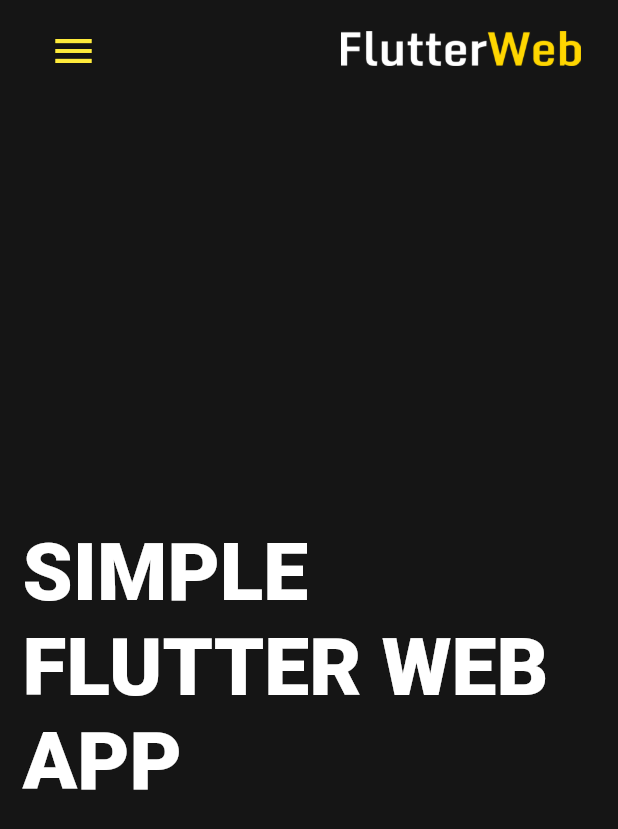
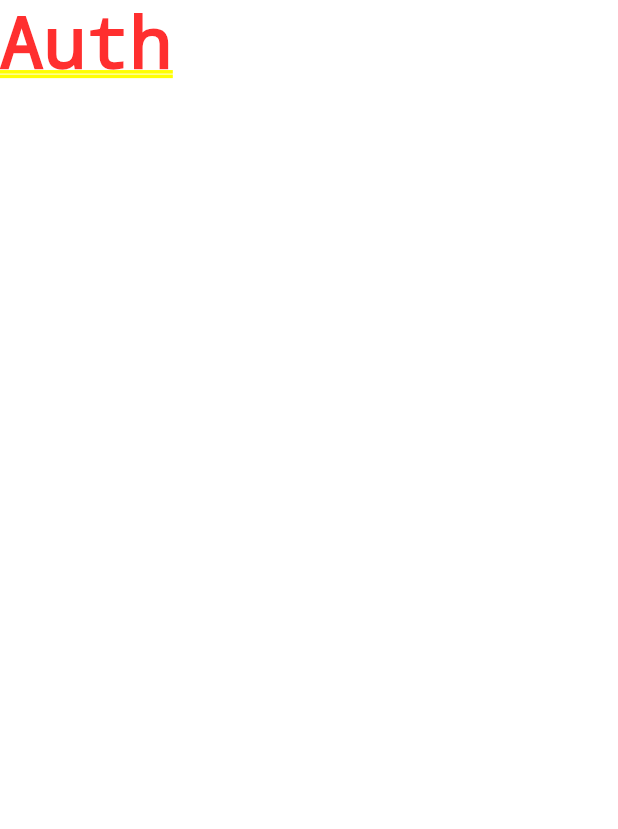
Before and after one commit to SessionStart/web-factory, a Flutter app: the screen it shows after launch, on a phone screen of 412 x 824 dp. Shown: the top 829 px of the screen. Run offline on Flutter 3.47's test engine with Material 2 defaults, Android fonts, the phone set to English and light mode, and no system bars.

Commit message:
Создал Launch Navigator виджет, который показывает текущее дерево виджетов
Отделяет основную часть приложения от остальной части

```diff
--- /dev/null
+++ b/lib/blocs/auth_bloc.dart
@@ -0,0 +1,7 @@
+import 'package:flutter/cupertino.dart';
+import 'package:flutter/foundation.dart';
+
+class AuthBloc extends ChangeNotifier {
+  TextEditingController loginController = TextEditingController();
+  TextEditingController passwordController = TextEditingController();
+}
--- /dev/null
+++ b/lib/blocs/launch_bloc.dart
@@ -0,0 +1,14 @@
+import 'package:flutter/material.dart';
+import 'package:flutter_firebase_site/utils/enums.dart';
+
+class LaunchBloc extends ChangeNotifier {
+  AuthStatus get authStatus => _getAuthStatus();
+
+  AuthStatus _getAuthStatus() {
+    return AuthStatus.Unauthorized;
+  }
+
+  LaunchPages get pagesTree => _getAuthStatus() == AuthStatus.Authorized
+      ? LaunchPages.Home
+      : LaunchPages.Auth;
+}
--- a/lib/main.dart
+++ b/lib/main.dart
@@ -1,15 +1,6 @@
 import 'package:flutter/material.dart';
-import 'package:flutter_firebase_site/widgets/custom/custom_drawer.dart';
-import 'package:provider/provider.dart';
-import 'package:flutter_firebase_site/screens/home.dart';
-import 'package:flutter_firebase_site/widgets/nav_bar.dart';
-
-import 'blocs/navigation_bloc.dart';
-import 'screens/about.dart';
-import 'screens/contacts.dart';
-import 'screens/prices.dart';
 import 'theme/theme.dart';
-import 'widgets/href_button.dart';
+import 'widgets/common/launch_navigator.dart';
 
 void main() {
   runApp(MyApp());
@@ -19,101 +10,10 @@ class MyApp extends StatelessWidget {
   @override
   Widget build(BuildContext context) {
     return MaterialApp(
-      title: 'Flutter Firebase Site',
+      title: 'Web Factory',
       debugShowCheckedModeBanner: false,
       theme: appTheme,
-      home: MultiProvider(providers: [
-        ChangeNotifierProvider<NavigationBloc>(create: (_) => NavigationBloc()),
-      ], builder: (ctx, w) => Home()),
+      home: LaunchNavigator(),
     );
   }
 }
-
-const _titles = [
-  'Home',
-  'About',
-  'Prices',
-  'Contacts',
-];
-
-class Home extends StatelessWidget {
-  Home({Key key}) : super(key: key);
-
-  Widget _buildScreen(
-    int index,
-    GlobalKey scaffoldKey,
-  ) {
-    switch (index) {
-      case 0:
-        return HomeScreen(scaffoldKey: scaffoldKey);
-        break;
-      case 1:
-        return About(scaffoldKey: scaffoldKey);
-        break;
-      case 2:
-        return Prices(scaffoldKey: scaffoldKey);
-        break;
-      default:
-        return Contacts(scaffoldKey: scaffoldKey);
-        break;
-    }
-  }
-
-  @override
-  Widget build(BuildContext context) {
-    final theme = Theme.of(context);
-    final navigationBloc = Provider.of<NavigationBloc>(context);
-    final GlobalKey<ScaffoldState> _scaffoldKey = GlobalKey();
-    return Scaffold(
-      key: _scaffoldKey,
-      body: LayoutBuilder(
-        builder: (BuildContext context, BoxConstraints viewportConstraints) {
-          return SingleChildScrollView(
-            child: ConstrainedBox(
-              constraints: BoxConstraints(
-                minHeight: viewportConstraints.maxHeight,
-              ),
-              child: IntrinsicHeight(
-                child: Column(
-                  children: <Widget>[
-                    NavBar(
-                      titles: _titles,
-                      scaffoldKey: _scaffoldKey,
-                      selectedIndex: navigationBloc.selectedIndex,
-                      onItemSelected: (int index) =>
-                          navigationBloc.selectedIndex = index,
-                      style: theme.textTheme.headline3,
-                      selectedStyle: theme.textTheme.headline3.copyWith(
-                        color: theme.accentColor,
-                        fontWeight: FontWeight.w600,
-                      ),
-                    ),
-                    Expanded(
-                      child: _buildScreen(
-                        navigationBloc.selectedIndex,
-                        _scaffoldKey,
-                      ),
-                    ),
-                  ],
-                ),
-              ),
-            ),
-          );
-        },
-      ),
-      drawer: CustomDrawer(
-        titles: _titles,
-        selectedIndex: navigationBloc.selectedIndex,
-        onItemSelected: (int index) => navigationBloc.selectedIndex = index,
-        style: theme.textTheme.headline3.copyWith(
-          color: Colors.black,
-          fontWeight: FontWeight.w400,
-        ),
-        selectedStyle: theme.textTheme.headline3.copyWith(
-          fontWeight: FontWeight.w500,
-        ),
-        selectedBackgroundColor: theme.backgroundColor,
-      ),
-    );
-  }
-}
--- /dev/null
+++ b/lib/screens/auth/auth.dart
@@ -0,0 +1,12 @@
+import 'package:flutter/material.dart';
+
+class AuthScreen extends StatelessWidget {
+  const AuthScreen({
+    Key key,
+  }) : super(key: key);
+
+  @override
+  Widget build(BuildContext context) {
+    return Text('Auth');
+  }
+}
--- /dev/null
+++ b/lib/screens/common/in_creation_screen.dart
@@ -0,0 +1,16 @@
+import 'package:flutter/material.dart';
+
+class InCreationScreen extends StatelessWidget {
+  const InCreationScreen({
+    Key key,
+  }) : super(key: key);
+
+  @override
+  Widget build(BuildContext context) {
+    return Scaffold(
+      body: Center(
+        child: Text('Not Used'),
+      ),
+    );
+  }
+}
--- a/lib/screens/home.dart
+++ b/lib/screens/home.dart
@@ -20,16 +20,10 @@ class HomeScreen extends StatelessWidget {
   }
 
   Widget _buildLargeView(BuildContext context) {
-    final theme = Theme.of(context);
     return Center(
       child: Padding(
         padding: const EdgeInsets.symmetric(horizontal: 15.0),
-        child: Text(
-          "SIMPLE FLUTTER WEB APP",
-          style: theme.textTheme.headline1.copyWith(
-            fontSize: ResponsiveHelper.respWidthSize(context, 0.06),
-          ),
-        ),
+        child: Text('S'),
       ),
     );
   }
--- /dev/null
+++ b/lib/screens/home/home.dart
@@ -0,0 +1,99 @@
+import 'package:flutter/material.dart';
+import 'package:flutter_firebase_site/widgets/custom/custom_drawer.dart';
+import 'package:provider/provider.dart';
+import 'package:flutter_firebase_site/screens/home.dart';
+import 'package:flutter_firebase_site/widgets/nav_bar.dart';
+
+import '../../blocs/navigation_bloc.dart';
+import '../../screens/about.dart';
+import '../../screens/contacts.dart';
+import '../../screens/prices.dart';
+
+const _titles = [
+  'Home',
+  'About',
+  'Prices',
+  'Contacts',
+];
+
+class Home extends StatelessWidget {
+  Home({Key key}) : super(key: key);
+
+  Widget _buildScreen(
+    int index,
+    GlobalKey scaffoldKey,
+  ) {
+    switch (index) {
+      case 0:
+        return HomeScreen(scaffoldKey: scaffoldKey);
+        break;
+      case 1:
+        return About(scaffoldKey: scaffoldKey);
+        break;
+      case 2:
+        return Prices(scaffoldKey: scaffoldKey);
+        break;
+      default:
+        return Contacts(scaffoldKey: scaffoldKey);
+        break;
+    }
+  }
+
+  @override
+  Widget build(BuildContext context) {
+    final theme = Theme.of(context);
+    final navigationBloc = Provider.of<NavigationBloc>(context);
+    final GlobalKey<ScaffoldState> _scaffoldKey = GlobalKey();
+    return Scaffold(
+      key: _scaffoldKey,
+      body: LayoutBuilder(
+        builder: (BuildContext context, BoxConstraints viewportConstraints) {
+          return SingleChildScrollView(
+            child: ConstrainedBox(
+              constraints: BoxConstraints(
+                minHeight: viewportConstraints.maxHeight,
+              ),
+              child: IntrinsicHeight(
+                child: Column(
+                  children: <Widget>[
+                    NavBar(
+                      titles: _titles,
+                      scaffoldKey: _scaffoldKey,
+                      selectedIndex: navigationBloc.selectedIndex,
+                      onItemSelected: (int index) =>
+                          navigationBloc.selectedIndex = index,
+                      style: theme.textTheme.headline3,
+                      selectedStyle: theme.textTheme.headline3.copyWith(
+                        color: theme.accentColor,
+                        fontWeight: FontWeight.w600,
+                      ),
+                    ),
+                    Expanded(
+                      child: _buildScreen(
+                        navigationBloc.selectedIndex,
+                        _scaffoldKey,
+                      ),
+                    ),
+                  ],
+                ),
+              ),
+            ),
+          );
+        },
+      ),
+      drawer: CustomDrawer(
+        titles: _titles,
+        selectedIndex: navigationBloc.selectedIndex,
+        onItemSelected: (int index) => navigationBloc.selectedIndex = index,
+        style: theme.textTheme.headline3.copyWith(
+          color: Colors.black,
+          fontWeight: FontWeight.w400,
+        ),
+        selectedStyle: theme.textTheme.headline3.copyWith(
+          fontWeight: FontWeight.w500,
+        ),
+        selectedBackgroundColor: theme.backgroundColor,
+      ),
+    );
+  }
+}
--- /dev/null
+++ b/lib/utils/enums.dart
@@ -0,0 +1,2 @@
+enum LaunchPages { Auth, Home, Onboarding }
+enum AuthStatus { Authorized, Unauthorized }
--- /dev/null
+++ b/lib/widgets/common/launch_navigator.dart
@@ -0,0 +1,64 @@
+import 'package:flutter/material.dart';
+import 'package:flutter_firebase_site/blocs/launch_bloc.dart';
+import 'package:flutter_firebase_site/blocs/auth_bloc.dart';
+import 'package:flutter_firebase_site/blocs/navigation_bloc.dart';
+import 'package:flutter_firebase_site/screens/auth/auth.dart';
+import 'package:flutter_firebase_site/screens/common/in_creation_screen.dart';
+import 'package:flutter_firebase_site/screens/home/home.dart';
+import 'package:flutter_firebase_site/utils/enums.dart';
+import 'package:provider/provider.dart';
+
+class LaunchNavigator extends StatelessWidget {
+  const LaunchNavigator({
+    Key key,
+  }) : super(key: key);
+
+  @override
+  Widget build(BuildContext context) {
+    return MultiProvider(
+      providers: [
+        ChangeNotifierProvider<LaunchBloc>(
+          create: (context) => LaunchBloc(),
+        ),
+      ],
+      builder: (context, w) => _Page(),
+    );
+  }
+}
+
+class _Page extends StatelessWidget {
+  const _Page({Key key}) : super(key: key);
+
+  @override
+  Widget build(BuildContext context) {
+    final launchBloc = Provider.of<LaunchBloc>(context);
+
+    switch (launchBloc.pagesTree) {
+      case LaunchPages.Home:
+        return MultiProvider(
+          providers: [
+            ChangeNotifierProvider<NavigationBloc>(
+              create: (_) => NavigationBloc(),
+            ),
+          ],
+          builder: (context, w) => Home(),
+        );
+        break;
+      case LaunchPages.Auth:
+        return MultiProvider(
+          providers: [
+            ChangeNotifierProvider<AuthBloc>(
+              create: (_) => AuthBloc(),
+            ),
+          ],
+          builder: (context, w) => AuthScreen(),
+        );
+        break;
+      case LaunchPages.Onboarding:
+        return InCreationScreen();
+        break;
+      default:
+        return InCreationScreen();
+    }
+  }
+}
--- a/lib/widgets/responsive/responsive_view.dart
+++ b/lib/widgets/responsive/responsive_view.dart
@@ -2,6 +2,8 @@ import 'package:flutter/material.dart';
 
 import '../../utils/responsive/responsive_helper.dart';
 
+/// Виджет , который имеет 3 состояния
+/// (Широкий, Средний, Маленький экраны)
 class ResponsiveView extends StatelessWidget {
   final Widget largeScreen;
   final Widget mediumScreen;
```
